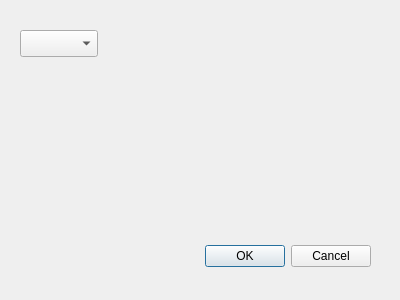
First picture: the form in src/ui/aqkmlgpxoptions.ui, repository mpaperno/qgroundcontrol_aq, before the edit.
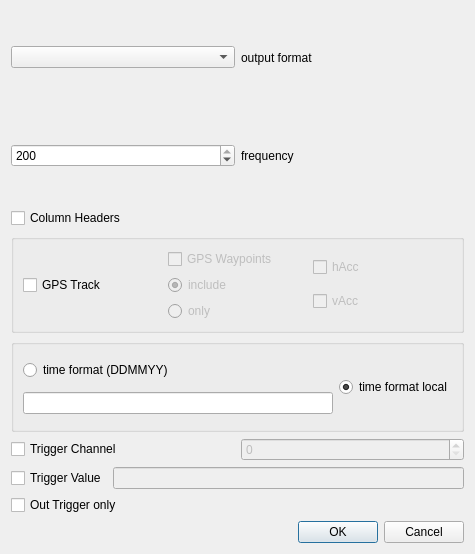
Second picture: the form after the edit.

Commit message: -- added Dialog for Options selecting

Diff of the .ui file:
```diff
--- a/src/ui/aqkmlgpxoptions.ui
+++ b/src/ui/aqkmlgpxoptions.ui
@@ -6,39 +6,240 @@
    <rect>
     <x>0</x>
     <y>0</y>
-    <width>400</width>
-    <height>300</height>
+    <width>475</width>
+    <height>554</height>
    </rect>
   </property>
   <property name="windowTitle">
    <string>Dialog</string>
   </property>
-  <widget class="QDialogButtonBox" name="buttonBox">
-   <property name="geometry">
-    <rect>
-     <x>30</x>
-     <y>240</y>
-     <width>341</width>
-     <height>32</height>
-    </rect>
-   </property>
-   <property name="orientation">
-    <enum>Qt::Horizontal</enum>
-   </property>
-   <property name="standardButtons">
-    <set>QDialogButtonBox::Cancel|QDialogButtonBox::Ok</set>
-   </property>
-  </widget>
-  <widget class="QComboBox" name="comboBox">
-   <property name="geometry">
-    <rect>
-     <x>20</x>
-     <y>30</y>
-     <width>78</width>
-     <height>27</height>
-    </rect>
-   </property>
-  </widget>
+  <layout class="QVBoxLayout" name="verticalLayout_6">
+   <item>
+    <layout class="QVBoxLayout" name="verticalLayout_5">
+     <item>
+      <layout class="QHBoxLayout" name="horizontalLayout_3">
+       <item>
+        <widget class="QComboBox" name="format"/>
+       </item>
+       <item>
+        <widget class="QLabel" name="labelFormat">
+         <property name="text">
+          <string>output format</string>
+         </property>
+        </widget>
+       </item>
+      </layout>
+     </item>
+     <item>
+      <layout class="QHBoxLayout" name="horizontalLayout_4">
+       <item>
+        <widget class="QSpinBox" name="spinBox">
+         <property name="minimum">
+          <number>1</number>
+         </property>
+         <property name="maximum">
+          <number>200</number>
+         </property>
+         <property name="value">
+          <number>200</number>
+         </property>
+        </widget>
+       </item>
+       <item>
+        <widget class="QLabel" name="label">
+         <property name="text">
+          <string>frequency</string>
+         </property>
+        </widget>
+       </item>
+      </layout>
+     </item>
+     <item>
+      <widget class="QCheckBox" name="checkBox_colHeaders">
+       <property name="text">
+        <string>Column Headers</string>
+       </property>
+      </widget>
+     </item>
+     <item>
+      <widget class="QGroupBox" name="groupBox">
+       <property name="title">
+        <string/>
+       </property>
+       <layout class="QHBoxLayout" name="horizontalLayout">
+        <item>
+         <widget class="QCheckBox" name="checkBox_gpsTrack">
+          <property name="text">
+           <string>GPS Track</string>
+          </property>
+         </widget>
+        </item>
+        <item>
+         <layout class="QVBoxLayout" name="verticalLayout">
+          <item>
+           <widget class="QCheckBox" name="checkBox_GPS_Waypoints">
+            <property name="enabled">
+             <bool>false</bool>
+            </property>
+            <property name="text">
+             <string>GPS Waypoints</string>
+            </property>
+           </widget>
+          </item>
+          <item>
+           <widget class="QRadioButton" name="radioButton_include">
+            <property name="enabled">
+             <bool>false</bool>
+            </property>
+            <property name="text">
+             <string>include</string>
+            </property>
+            <property name="checked">
+             <bool>true</bool>
+            </property>
+           </widget>
+          </item>
+          <item>
+           <widget class="QRadioButton" name="radioButton_only">
+            <property name="enabled">
+             <bool>false</bool>
+            </property>
+            <property name="text">
+             <string>only</string>
+            </property>
+           </widget>
+          </item>
+         </layout>
+        </item>
+        <item>
+         <layout class="QVBoxLayout" name="verticalLayout_2">
+          <item>
+           <widget class="QCheckBox" name="checkBox_track_min_hacc">
+            <property name="enabled">
+             <bool>false</bool>
+            </property>
+            <property name="text">
+             <string>hAcc</string>
+            </property>
+           </widget>
+          </item>
+          <item>
+           <widget class="QCheckBox" name="checkBox_track_min_hacc_2">
+            <property name="enabled">
+             <bool>false</bool>
+            </property>
+            <property name="text">
+             <string>vAcc</string>
+            </property>
+           </widget>
+          </item>
+         </layout>
+        </item>
+       </layout>
+      </widget>
+     </item>
+     <item>
+      <widget class="QGroupBox" name="groupBox_2">
+       <property name="title">
+        <string/>
+       </property>
+       <layout class="QHBoxLayout" name="horizontalLayout_2">
+        <item>
+         <layout class="QVBoxLayout" name="verticalLayout_4">
+          <item>
+           <widget class="QRadioButton" name="radioButton_time_dd">
+            <property name="text">
+             <string>time format (DDMMYY)</string>
+            </property>
+           </widget>
+          </item>
+          <item>
+           <widget class="QLineEdit" name="lineEdit"/>
+          </item>
+         </layout>
+        </item>
+        <item>
+         <layout class="QVBoxLayout" name="verticalLayout_3">
+          <item>
+           <widget class="QRadioButton" name="radioButton_2">
+            <property name="text">
+             <string>time format local</string>
+            </property>
+            <property name="checked">
+             <bool>true</bool>
+            </property>
+           </widget>
+          </item>
+         </layout>
+        </item>
+       </layout>
+      </widget>
+     </item>
+     <item>
+      <layout class="QHBoxLayout" name="horizontalLayout_6">
+       <item>
+        <widget class="QCheckBox" name="checkBox_Trigger_channel">
+         <property name="text">
+          <string>Trigger Channel</string>
+         </property>
+        </widget>
+       </item>
+       <item>
+        <widget class="QSpinBox" name="spinBox_trigger_channel">
+         <property name="enabled">
+          <bool>false</bool>
+         </property>
+         <property name="minimum">
+          <number>0</number>
+         </property>
+         <property name="maximum">
+          <number>14</number>
+         </property>
+         <property name="value">
+          <number>0</number>
+         </property>
+        </widget>
+       </item>
+      </layout>
+     </item>
+     <item>
+      <layout class="QHBoxLayout" name="horizontalLayout_5">
+       <item>
+        <widget class="QCheckBox" name="checkBox_Trigger_Value">
+         <property name="text">
+          <string>Trigger Value</string>
+         </property>
+        </widget>
+       </item>
+       <item>
+        <widget class="QLineEdit" name="lineEdit_3">
+         <property name="enabled">
+          <bool>false</bool>
+         </property>
+        </widget>
+       </item>
+      </layout>
+     </item>
+     <item>
+      <widget class="QCheckBox" name="checkBox_Trigger_Out">
+       <property name="text">
+        <string>Out Trigger only</string>
+       </property>
+      </widget>
+     </item>
+    </layout>
+   </item>
+   <item>
+    <widget class="QDialogButtonBox" name="buttonBox">
+     <property name="orientation">
+      <enum>Qt::Horizontal</enum>
+     </property>
+     <property name="standardButtons">
+      <set>QDialogButtonBox::Cancel|QDialogButtonBox::Ok</set>
+     </property>
+    </widget>
+   </item>
+  </layout>
  </widget>
  <resources/>
  <connections>
```
The commit also changes 3 other files.
